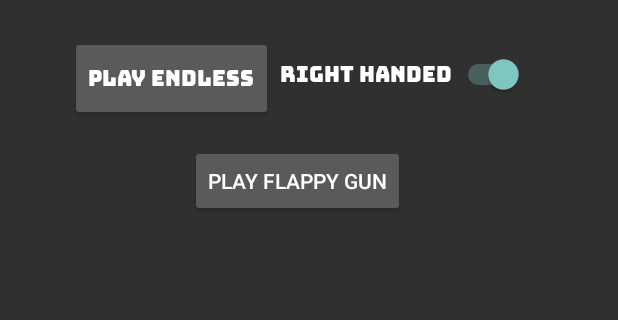
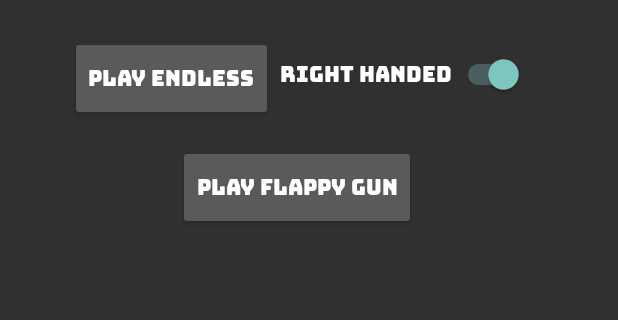
Before and after one commit to Emil-H-Uhlin/trigger-finger, an Android app: the screen it shows after launch (MainActivity), on a phone screen of 412 x 824 dp, the part 553-873 px from its top. Run offline under Robolectric (Android 15) with nearby library versions, the phone set to English and light mode, and no system bars.

Commit message:
minor changes

```diff
--- a/app/src/main/java/emi/uhl/triggerfinger/MainActivity.kt
+++ b/app/src/main/java/emi/uhl/triggerfinger/MainActivity.kt
@@ -1,16 +1,10 @@
 package emi.uhl.triggerfinger
 
 import android.content.Intent
-import android.graphics.BitmapFactory
 import androidx.appcompat.app.AppCompatActivity
 import android.os.Bundle
-import android.text.Layout
-import android.view.Gravity
-import android.view.ViewGroup
 import android.widget.Button
-import android.widget.LinearLayout
 import android.widget.Switch
-import android.widget.ToggleButton
 
 class MainActivity : AppCompatActivity(R.layout.activity_main) {
     override fun onCreate(savedInstanceState: Bundle?) {
--- a/app/src/main/java/emi/uhl/triggerfinger/game/EndlessMode.kt
+++ b/app/src/main/java/emi/uhl/triggerfinger/game/EndlessMode.kt
@@ -49,7 +49,11 @@ class EndlessMode(context: Context): GameMode(context) {
 		player = GameObject.Builder("Player") // build player object
 			.withComponent(playerSprite)
 			.withComponent(Animator())
-			.withComponent(CollisionShape.CollisionCircle(max(playerSprite.size.x, playerSprite.size.y) / 2f - 50, Physics.ENEMY, Physics.PLAYER).apply {
+			.withComponent(
+				CollisionShape.CollisionCircle(
+					max(playerSprite.size.x, playerSprite.size.y) / 2f - 50,
+					Physics.ENEMY,
+					Physics.PLAYER).apply {
 				onCollision.add {
 					gameState = GameState.GAME_OVER
 				}
--- a/app/src/main/java/emi/uhl/triggerfinger/game/FlappyMode.kt
+++ b/app/src/main/java/emi/uhl/triggerfinger/game/FlappyMode.kt
@@ -22,7 +22,6 @@ import emi.uhl.triggerfinger.physics.CollisionShape
 import emi.uhl.triggerfinger.physics.Physics
 import emi.uhl.triggerfinger.physics.PhysicsBody
 import kotlin.math.max
-import kotlin.math.roundToInt
 
 /**
  * @author Emil Uhlin, EMUH0001
--- a/app/src/main/res/layout/activity_main.xml
+++ b/app/src/main/res/layout/activity_main.xml
@@ -51,6 +51,7 @@
         android:layout_width="wrap_content"
         android:layout_height="wrap_content"
         android:layout_marginTop="16dp"
+        android:fontFamily="@font/bungee"
         android:text="Play Flappy gun"
         app:layout_constraintEnd_toEndOf="@+id/tgl_right_handed"
         app:layout_constraintStart_toStartOf="@+id/btn_play"
```
Also changed, not shown: app/src/main/java/emi/uhl/triggerfinger/physics/CollisionShape.kt (+0 -11 lines).
